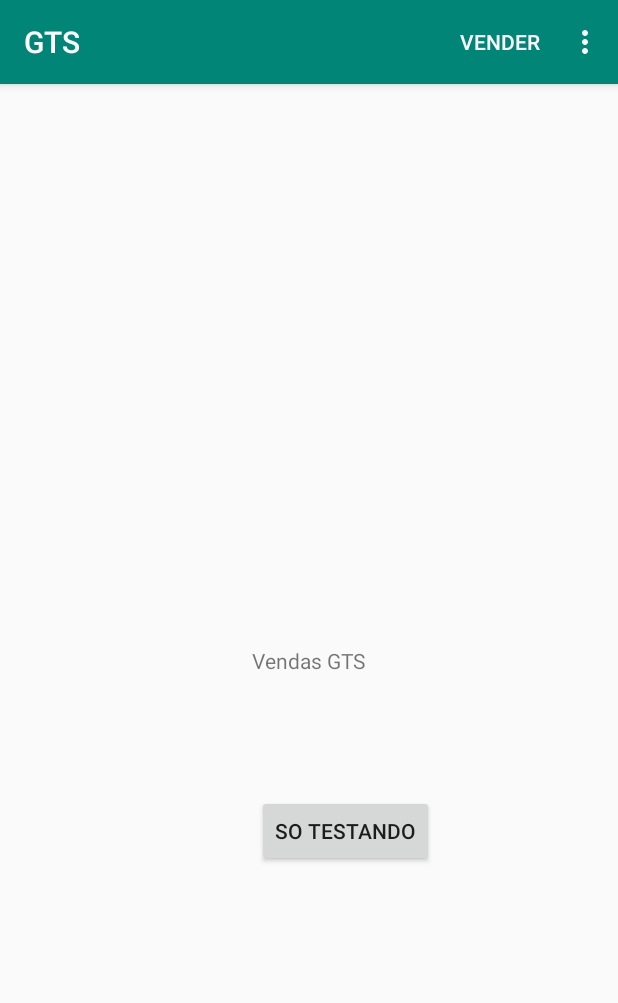
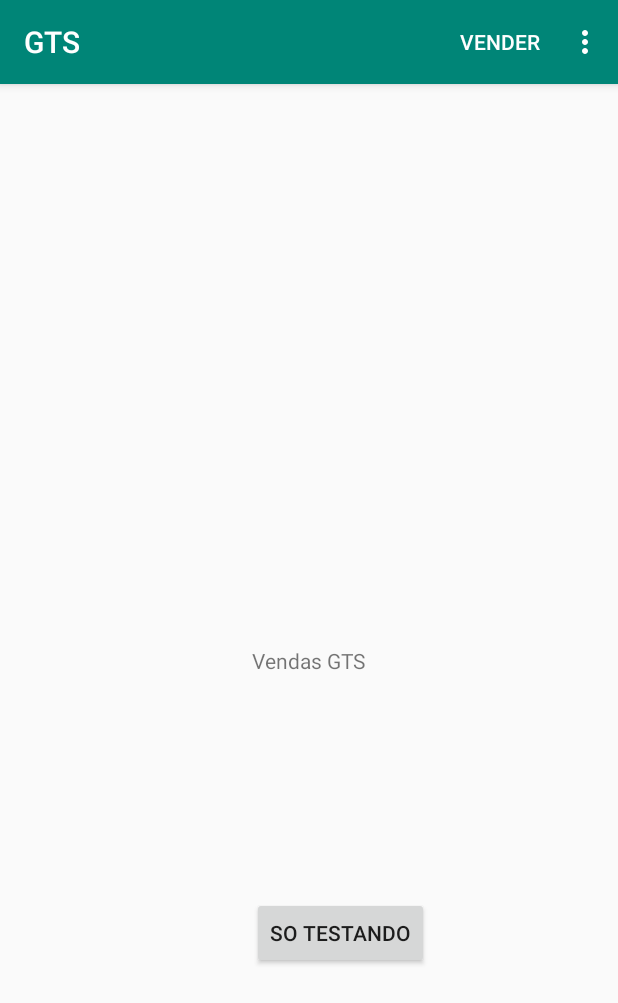
Before and after one commit to rguths/GTS2, an Android app: the screen it shows after launch (MainActivity), on a phone screen of 412 x 824 dp. Shown: the top 1003 px of the screen. Run offline under Robolectric (Android 15) with nearby library versions, the phone set to English and light mode, and no system bars.

```diff
--- a/app/src/main/java/com/vendas/gts/MainActivity.java
+++ b/app/src/main/java/com/vendas/gts/MainActivity.java
@@ -31,9 +31,10 @@ public class MainActivity extends AppCompatActivity {
             case R.id.menuCadastrarCliente :
                 Toast.makeText(MainActivity.this, "Tem que abrir tela NovoCliente", Toast.LENGTH_LONG).show();
                 break;
-            case R.id.menuEnviarDados :
+            case R.id.menuEnviarDado:
                 Toast.makeText(MainActivity.this, "Tem que disparar ação de envio dos dados", Toast.LENGTH_LONG).show();
                 break;
+
 
         }
 
--- a/app/src/main/res/layout/activity_main.xml
+++ b/app/src/main/res/layout/activity_main.xml
@@ -10,7 +10,7 @@
         android:id="@+id/textView"
         android:layout_width="wrap_content"
         android:layout_height="wrap_content"
-        android:text="Vendas GTS"
+        android:text="@string/vendas_gts"
         app:layout_constraintBottom_toBottomOf="parent"
         app:layout_constraintLeft_toLeftOf="parent"
         app:layout_constraintRight_toRightOf="parent"
@@ -20,9 +20,8 @@
         android:id="@+id/button"
         android:layout_width="wrap_content"
         android:layout_height="wrap_content"
-        android:layout_marginStart="3dp"
-        android:layout_marginTop="80dp"
-        android:text="So testando"
+        android:layout_marginTop="148dp"
+        android:text="@string/so_testando"
         app:layout_constraintStart_toStartOf="@+id/textView"
         app:layout_constraintTop_toBottomOf="@+id/textView" />
 
--- a/app/src/main/res/menu/men_principal.xml
+++ b/app/src/main/res/menu/men_principal.xml
@@ -10,6 +10,6 @@
         android:id="@+id/menuCadastrarCliente"
         android:title="@string/novo_cliente" />
     <item
-        android:id="@+id/menuEnviarDados"
+        android:id="@+id/menuEnviarDado"
         android:title="@string/enviar_dados" />
 </menu>
--- a/app/src/main/res/values/strings.xml
+++ b/app/src/main/res/values/strings.xml
@@ -1,6 +1,9 @@
 <resources>
     <string name="app_name">GTS</string>
     <string name="vender">Vender</string>
+
     <string name="enviar_dados">Enviar Dados</string>
     <string name="novo_cliente">Novo Cliente</string>
+    <string name="so_testando">So testando</string>
+    <string name="vendas_gts">Vendas GTS</string>
 </resources>
```
